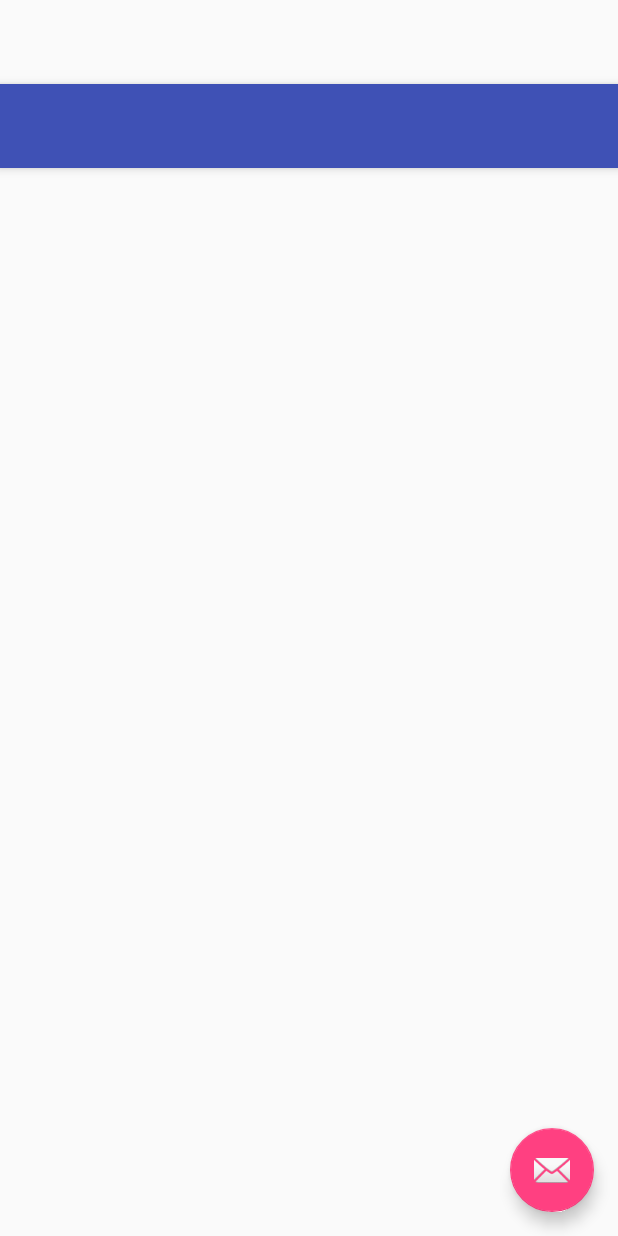
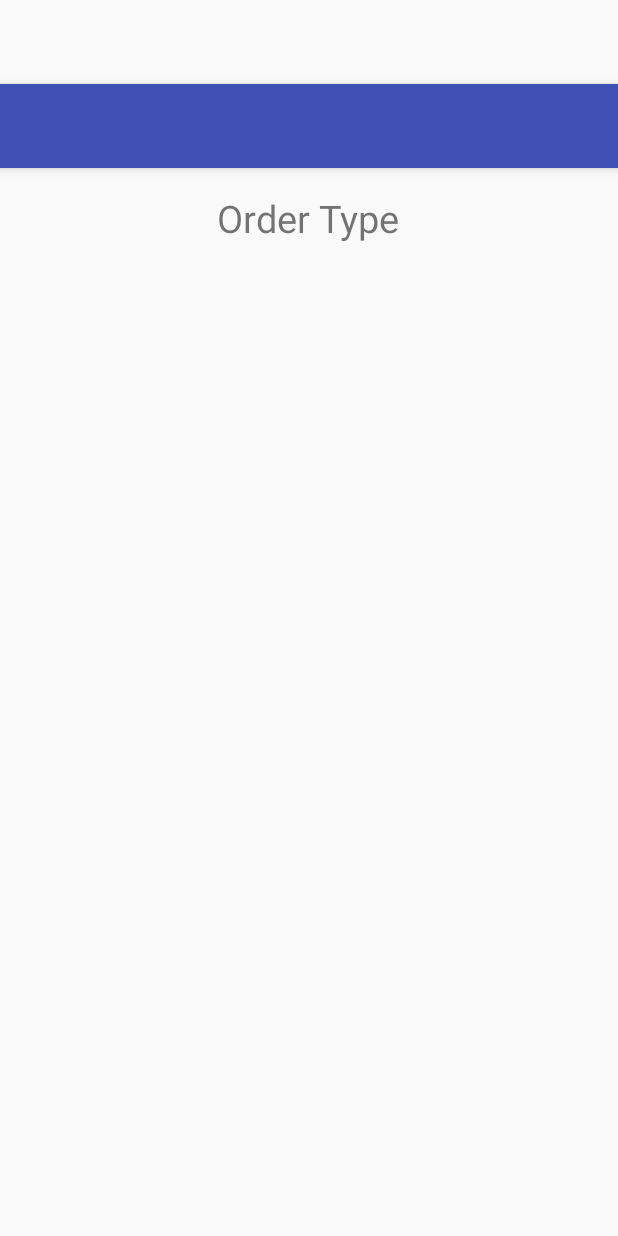
Before and after one commit to vinilnarang/AndroidGraphExperiment, an Android app: the layout activity_orders.xml on its own in the app's theme, with its tools: preview values and no code run, on a phone screen of 412 x 824 dp. Run offline under Robolectric (Android 15) with nearby library versions, the phone set to English and light mode, and no system bars.

Commit message:
Added viewpager to orders activity. Need to populate the lists

```diff
--- a/app/src/main/res/layout/activity_orders.xml
+++ b/app/src/main/res/layout/activity_orders.xml
@@ -23,12 +23,4 @@
 
     <include layout="@layout/content_orders" />
 
-    <android.support.design.widget.FloatingActionButton
-        android:id="@+id/fab"
-        android:layout_width="wrap_content"
-        android:layout_height="wrap_content"
-        android:layout_gravity="bottom|end"
-        android:layout_margin="@dimen/fab_margin"
-        android:src="@android:drawable/ic_dialog_email" />
-
 </android.support.design.widget.CoordinatorLayout>
--- a/app/src/main/res/layout/content_orders.xml
+++ b/app/src/main/res/layout/content_orders.xml
@@ -12,4 +12,20 @@
     tools:context="com.vinil.the_game.tworoadsassignment.OrdersActivity"
     tools:showIn="@layout/activity_orders">
 
+    <TextView
+        android:id="@+id/orderTypeTextView"
+        android:layout_width="wrap_content"
+        android:layout_height="wrap_content"
+        android:textSize="25dp"
+        android:text="Order Type"
+        android:layout_centerHorizontal="true"/>
+
+    <android.support.v4.view.ViewPager
+        android:layout_below="@id/orderTypeTextView"
+        android:id="@+id/viewPager"
+        android:layout_width="match_parent"
+        android:layout_height="match_parent">
+
+    </android.support.v4.view.ViewPager>
+
 </RelativeLayout>
```
Also changed, not shown: app/src/main/java/com/vinil/the_game/tworoadsassignment/CustomPagerAdapter.java (added, +53 -0 lines), app/src/main/java/com/vinil/the_game/tworoadsassignment/OrdersActivity.java (+21 -5 lines), app/src/main/res/layout/listview_pager.xml (added, +14 -0 lines).
